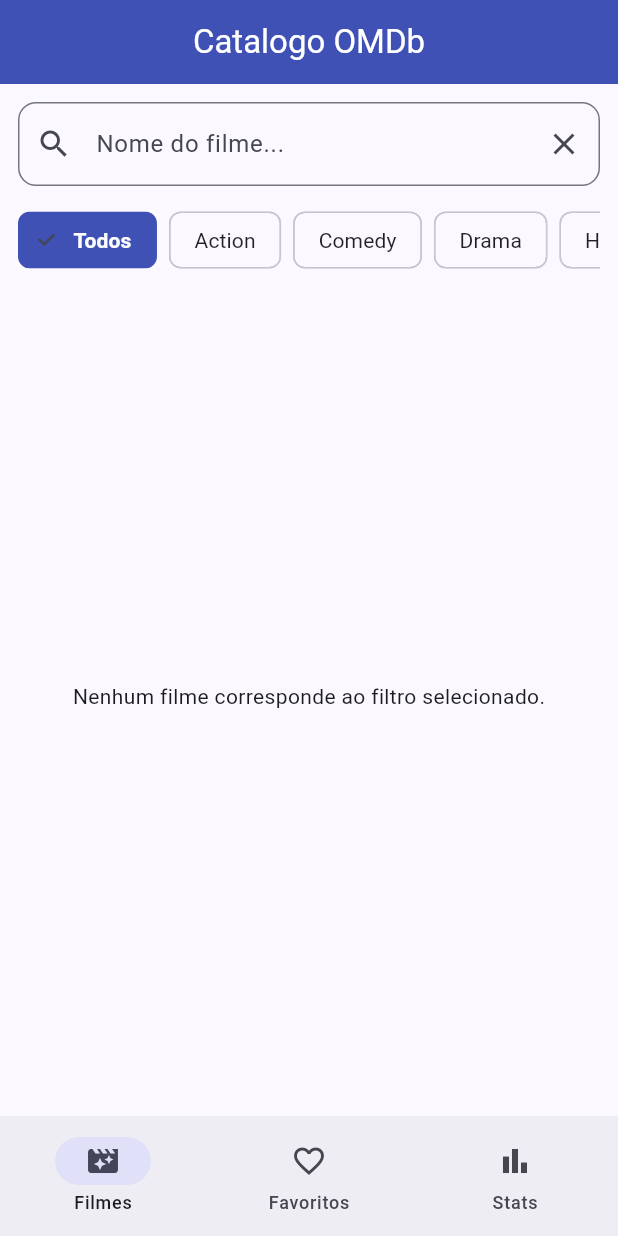
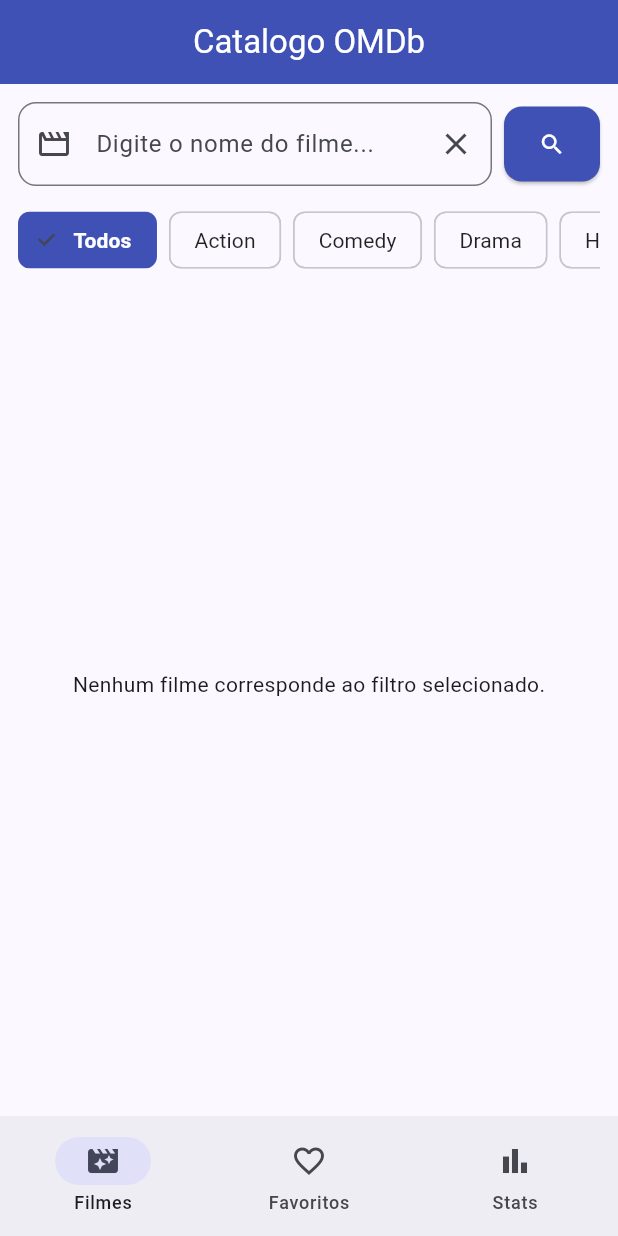
Before and after one commit to pedromarcal079/omdb-poo, a Flutter app: the screen it shows after launch, on a phone screen of 412 x 824 dp. Run offline on Flutter 3.47's test engine with Material 3 defaults, Android fonts, the light colour scheme and no system bars; our stand-ins replace get.

Commit message:
fix: botao de dispara pesquisa

```diff
--- a/lib/view/search_view.dart
+++ b/lib/view/search_view.dart
@@ -2,10 +2,6 @@
 import 'package:get/get.dart';
 import 'package:miniprojeto/view/detail_page.dart';
 import '../controllers/movie_controller.dart';
-
-// TODO:
-// fix pressing the movie card
-// responsiveness ?
 
 class SearchView extends StatelessWidget {
   const SearchView({super.key});
@@ -15,28 +11,52 @@
     final MovieController controller = Get.find<MovieController>();
     final TextEditingController searchController = TextEditingController();
 
+    void launchSearch() {
+      FocusScope.of(context).unfocus();
+      controller.changeGenre('Todos');
+      controller.fetchMovies(searchController.text);
+    }
+
     return Padding(
       padding: const EdgeInsets.all(12.0),
       child: Column(
         children: [
-          TextField(
+          Row(
+            children: [
+              Expanded(
+                child: TextField(
                   controller: searchController,
                   decoration: InputDecoration(
-              hintText: 'Nome do filme...',
-              prefixIcon: const Icon(Icons.search),
+                    hintText: 'Digite o nome do filme...',
+                    prefixIcon: const Icon(Icons.movie_outlined),
                     suffixIcon: IconButton(
+                      icon: const Icon(Icons.clear),
                       onPressed: () {
                         searchController.clear();
                         controller.fetchMovies('');
                       },
-                icon: const Icon(Icons.clear)),
+                    ),
                     border: OutlineInputBorder(
                       borderRadius: BorderRadius.circular(12),
                     ),
                   ),
-            onChanged: (text) {
-              controller.fetchMovies(text);
-            },
+                  onSubmitted: (_) => launchSearch(),
+                ),
+              ),
+              const SizedBox(width: 8),
+              ElevatedButton(
+                style: ElevatedButton.styleFrom(
+                  backgroundColor: Colors.indigo,
+                  foregroundColor: Colors.white,
+                  padding: const EdgeInsets.all(16),
+                  shape: RoundedRectangleBorder(
+                    borderRadius: BorderRadius.circular(12),
+                  ),
+                ),
+                onPressed: launchSearch,
+                child: const Icon(Icons.search),
+              ),
+            ],
           ),
           const SizedBox(height: 16),
 
@@ -69,7 +89,6 @@
           ),
         ),
 
-          const SizedBox(height: 16),
           Expanded(
             child: Obx(() {
               if (controller.isLoading.value) {
```
Lines whose indentation alone changed are shown as unchanged.
